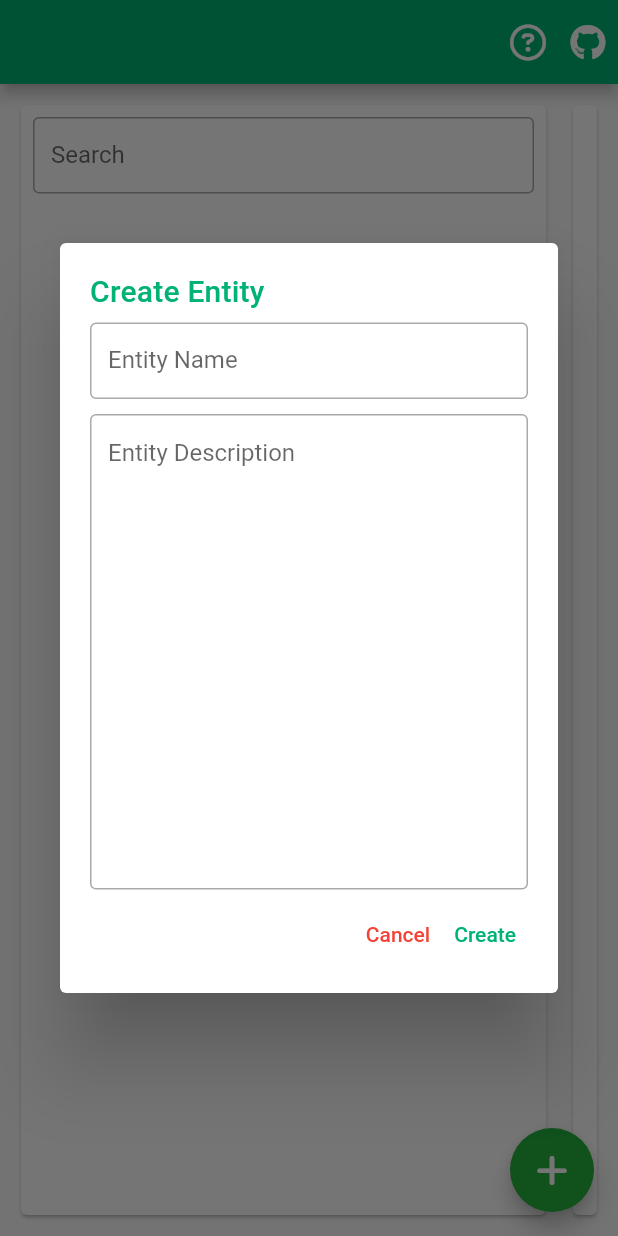
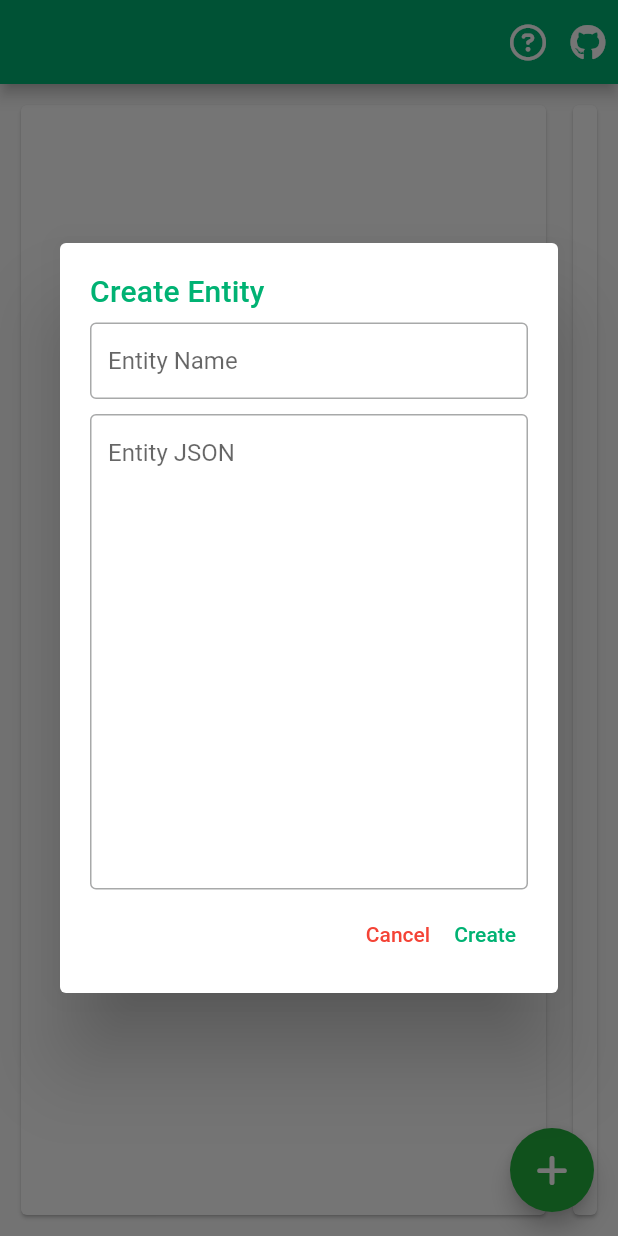
Before and after one commit to JsonDatabase/jbase-user-interface, a Flutter app: the screen it shows after launch, after a tap on an icon or button, on a phone screen of 412 x 824 dp. Run offline on Flutter 3.47's test engine with Material 2 defaults, Android fonts, the light colour scheme and no system bars; our stand-ins replace flutter_bloc, font_awesome_flutter; missing offline and left inert: jbase_package.

Commit message:
More Changes

```diff
--- a/lib/app.dart
+++ b/lib/app.dart
@@ -1,12 +1,17 @@
 import 'package:flutter/material.dart';
+import 'package:flutter_bloc/flutter_bloc.dart';
 import 'package:jbase_user_interface/src/interface/screen/home_screen.dart';
+import 'package:jbase_user_interface/src/state_managment/control_plane_cubit.dart';
 
 class JBase extends StatelessWidget {
   const JBase({super.key});
 
   @override
   Widget build(BuildContext context) {
-    return MaterialApp(
+    return BlocProvider(
+      lazy: false,
+      create: (context) => ControlPlaneCubit(),
+      child: MaterialApp(
         title: 'JBase',
         debugShowCheckedModeBanner: false,
         theme: ThemeData(
@@ -150,6 +155,8 @@ class JBase extends StatelessWidget {
                 )),
             useMaterial3: false,
             visualDensity: VisualDensity.compact),
-        home: HomeScreen());
+        home: const HomeScreen(),
+      ),
+    );
   }
 }
--- /dev/null
+++ b/lib/src/interface/component/form/textbox.dart
@@ -0,0 +1,21 @@
+import 'package:flutter/material.dart';
+
+class Textbox extends StatelessWidget {
+  final String labelText;
+  final TextEditingController controller;
+  final int numberOfLines;
+  const Textbox({super.key, required this.labelText, required this.controller, this.numberOfLines = 1});
+
+  @override
+  Widget build(BuildContext context) {
+    return TextField(
+      controller: controller,
+       maxLines: numberOfLines,
+      decoration: InputDecoration(
+        alignLabelWithHint: true,
+        border: const OutlineInputBorder(),
+        labelText: labelText,
+      ),
+    );
+  }
+}
--- a/lib/src/interface/component/modal/create_entity_modal.dart
+++ b/lib/src/interface/component/modal/create_entity_modal.dart
@@ -1,4 +1,7 @@
 import 'package:flutter/material.dart';
+import 'package:flutter_bloc/flutter_bloc.dart';
+import 'package:jbase_user_interface/src/interface/component/form/textbox.dart';
+import 'package:jbase_user_interface/src/state_managment/control_plane_cubit.dart';
 
 class CreateEntityModal extends StatefulWidget {
   const CreateEntityModal({Key? key}) : super(key: key);
@@ -8,6 +11,16 @@ class CreateEntityModal extends StatefulWidget {
 }
 
 class _CreateEntityModalState extends State<CreateEntityModal> {
+  final TextEditingController _entityNameController = TextEditingController();
+  final TextEditingController _entityJSONController = TextEditingController();
+
+  void _createEntity() {
+    final String entityName = _entityNameController.text;
+    final String entityJSON = _entityJSONController.text;
+    context.read<ControlPlaneCubit>().addEntity(entityName, entityJSON);
+    Navigator.of(context).pop();
+  }
+
   @override
   Widget build(BuildContext context) {
     return Dialog(
@@ -25,21 +38,13 @@ class _CreateEntityModalState extends State<CreateEntityModal> {
                     .titleLarge!
                     .copyWith(color: Theme.of(context).colorScheme.primary)),
             const SizedBox(height: 10),
-            TextField(
-              decoration: const InputDecoration(
-                border: OutlineInputBorder(),
-                labelText: 'Entity Name',
-              ),
-            ),
+            Textbox(
+                labelText: 'Entity Name', controller: _entityNameController),
             const SizedBox(height: 10),
-            TextField(
-              maxLines: 15,
-              decoration: const InputDecoration(
-                border: OutlineInputBorder(),
-                alignLabelWithHint: true,
-                labelText: 'Entity Description',
-              ),
-            ),
+            Textbox(
+                labelText: 'Entity JSON',
+                controller: _entityJSONController,
+                numberOfLines: 15),
             const SizedBox(height: 10),
             Row(
               mainAxisAlignment: MainAxisAlignment.end,
@@ -52,9 +57,7 @@ class _CreateEntityModalState extends State<CreateEntityModal> {
                       const Text('Cancel', style: TextStyle(color: Colors.red)),
                 ),
                 TextButton(
-                  onPressed: () {
-                    Navigator.of(context).pop();
-                  },
+                  onPressed: _createEntity,
                   child: const Text('Create'),
                 ),
               ],
--- a/lib/src/interface/screen/home_screen.dart
+++ b/lib/src/interface/screen/home_screen.dart
@@ -1,7 +1,10 @@
 import 'package:flutter/material.dart';
+import 'package:flutter_bloc/flutter_bloc.dart';
 import 'package:font_awesome_flutter/font_awesome_flutter.dart';
 import 'package:jbase_package/jbase_package.dart';
 import 'package:jbase_user_interface/src/interface/component/modal/create_entity_modal.dart';
+import 'package:jbase_user_interface/src/state_managment/control_plane_cubit.dart';
+import 'package:url_launcher/url_launcher_string.dart';
 
 class HomeScreen extends StatefulWidget {
   const HomeScreen({Key? key}) : super(key: key);
@@ -11,7 +14,19 @@ class HomeScreen extends StatefulWidget {
 }
 
 class _HomeScreenState extends State<HomeScreen> {
-  final ControlPlane _controlPlane = ControlPlane(ControlPlaneSetting());
+  void _showCreateEntityModal() {
+    showDialog(
+        context: context, builder: (context) => const CreateEntityModal());
+  }
+
+  void _openGithubLink() {
+    launchUrlString('https://github.com/JsonDatabase');
+  }
+
+  void _openWikiLink() {
+    launchUrlString(
+        'https://github.com/JsonDatabase/jbase-user-interface/wiki');
+  }
 
   @override
   Widget build(BuildContext context) {
@@ -20,20 +35,16 @@ class _HomeScreenState extends State<HomeScreen> {
         actions: [
           IconButton(
             icon: const FaIcon(FontAwesomeIcons.circleQuestion),
-            onPressed: () {},
+            onPressed: _openWikiLink,
           ),
           IconButton(
             icon: const FaIcon(FontAwesomeIcons.github),
-            onPressed: () {},
+            onPressed: _openGithubLink,
           ),
         ],
       ),
       floatingActionButton: FloatingActionButton(
-        onPressed: () {
-          showDialog(
-              context: context,
-              builder: (context) => const CreateEntityModal());
-        },
+        onPressed: _showCreateEntityModal,
         child: const FaIcon(FontAwesomeIcons.plus, color: Colors.white),
       ),
       body: Padding(
@@ -42,7 +53,23 @@ class _HomeScreenState extends State<HomeScreen> {
           Card(
             child: SizedBox(
               width: 350,
-              child: Column(
+              child: BlocBuilder<ControlPlaneCubit, ControlPlane>(
+                builder: (context, state) {
+                  final bool noEntities = state.entities.isEmpty;
+                  if (noEntities) {
+                    return Column(
+                      mainAxisAlignment: MainAxisAlignment.center,
+                      crossAxisAlignment: CrossAxisAlignment.center,
+                      children: [
+                        const Text('No Entities'),
+                        TextButton(
+                          onPressed: _showCreateEntityModal,
+                          child: const Text('Create Entity'),
+                        ),
+                      ],
+                    );
+                  }
+                  return Column(
                     children: [
                       Container(
                         padding: const EdgeInsets.all(8),
@@ -55,14 +82,20 @@ class _HomeScreenState extends State<HomeScreen> {
                       ),
                       Expanded(
                           child: ListView.builder(
-                    itemCount: _controlPlane.entities.length,
+                        itemCount: state.entities.length,
                         itemBuilder: (BuildContext context, int index) {
+                          final Entity entity = state.entities[index];
+
                           return ListTile(
-                        title: Text('Item $index'),
+                            title: Text(entity.name),
+                            subtitle: Text(
+                                '${entity.properties.length} properties · '),
                           );
                         },
                       )),
                     ],
+                  );
+                },
               ),
             ),
           ),
--- /dev/null
+++ b/lib/src/state_managment/control_plane_cubit.dart
@@ -0,0 +1,16 @@
+import 'package:flutter_bloc/flutter_bloc.dart';
+import 'package:jbase_package/jbase_package.dart';
+
+class ControlPlaneCubit extends Cubit<ControlPlane> {
+  ControlPlaneCubit() : super(ControlPlane(ControlPlaneSetting()));
+
+  void addEntity(String entityName, String entityJSON) {
+    state.addEntity(entityName, entityJSON);
+    emit(state);
+  }
+
+  void removeEntity(String entityName) {
+    state.removeEntity(entityName);
+    emit(state);
+  }
+}
--- a/pubspec.yaml
+++ b/pubspec.yaml
@@ -28,6 +28,8 @@ dependencies:
       url: https://github.com/JsonDatabase/jbase-package
       ref: main
   font_awesome_flutter: ^10.4.0
+  flutter_bloc: ^8.1.2
+  url_launcher: ^6.1.10
 
   # The following adds the Cupertino Icons font to your application.
   # Use with the CupertinoIcons class for iOS style icons.
```
Also changed, not shown: pubspec.lock, 6 other files. Lines whose indentation alone changed are shown as unchanged.
